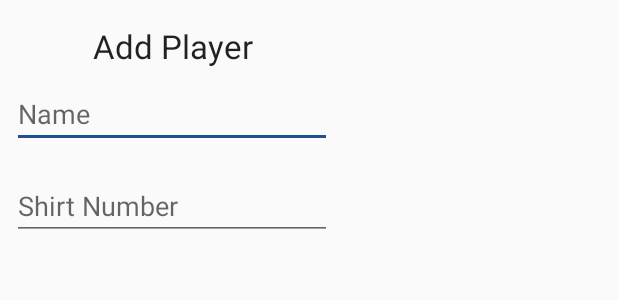
After one commit to dennism1997/VolleyStat, an Android app: the layout addplayer_dialog.xml on its own in the app's theme, with its tools: preview values and no code run, on a phone screen of 412 x 824 dp. The commit adds this screen. Shown: the top 300 px of the screen. Run offline under Robolectric (Android 15) with nearby library versions, the phone set to English and light mode, and no system bars.

Commit message:
added addPlayer dialog with input validation

```diff
--- /dev/null
+++ b/app/src/main/res/layout/addplayer_dialog.xml
@@ -0,0 +1,41 @@
+<?xml version="1.0" encoding="utf-8"?>
+<LinearLayout xmlns:android="http://schemas.android.com/apk/res/android"
+    android:orientation="vertical" android:layout_width="wrap_content"
+    android:layout_height="wrap_content">
+
+    <TextView
+        android:layout_width="match_parent"
+        android:layout_height="wrap_content"
+        android:textAppearance="?android:attr/textAppearanceLarge"
+        android:text="@string/addPlayer"
+        android:gravity="center_horizontal"
+        android:layout_marginTop="16dp"
+        android:layout_marginLeft="8dp"
+        android:layout_marginRight="8dp"
+        android:layout_marginBottom="8dp"/>
+
+    <EditText
+        android:layout_width="match_parent"
+        android:layout_height="wrap_content"
+        android:inputType="textPersonName"
+        android:hint="@string/defaultPlayerName"
+        android:ems="10"
+        android:id="@+id/addPlayerName"
+        android:layout_marginLeft="8dp"
+        android:layout_marginRight="8dp"
+        android:layout_marginBottom="8dp"
+        />
+
+    <EditText
+        android:layout_width="match_parent"
+        android:layout_height="wrap_content"
+        android:inputType="number"
+        android:hint="@string/shirtNumber"
+        android:ems="10"
+        android:id="@+id/addPlayerNumber"
+        android:layout_marginTop="8dp"
+        android:layout_marginLeft="8dp"
+        android:layout_marginRight="8dp"
+        android:layout_marginBottom="16dp"
+        />
+</LinearLayout>
--- a/app/src/main/res/values/colors.xml
+++ b/app/src/main/res/values/colors.xml
@@ -2,10 +2,10 @@
 <resources>
     <color name="colorPrimary">#204f98</color>
     <color name="colorPrimaryDark">#303F9F</color>
-    <color name="colorAccent">#FF4081</color>
+    <color name="colorAccent">#204f98</color>
     <color name="defaultlistview_color">#EEEEEE</color>
     <color name="pressedlistview_color">#e4e4e4</color>
-    <color name="White">#FFFFFF</color>
+    <color name="White">#ffffff</color>
     <color name="Ivory">#FFFFF0</color>
     <color name="LightYellow">#FFFFE0</color>
     <color name="Yellow">#FFFF00</color>
--- a/app/src/main/res/values/strings.xml
+++ b/app/src/main/res/values/strings.xml
@@ -5,4 +5,9 @@
     <string name="new_match">New Match</string>
     <string name="my_team">My Team</string>
     <string name="statistics">Statistics</string>
+    <string name="defaultPlayerName">Name</string>
+    <string name="addPlayer">Add Player</string>
+    <string name="add">Add</string>
+    <string name="cancel">Cancel</string>
+    <string name="shirtNumber">Shirt Number</string>
 </resources>
```
Also changed, not shown: app/src/main/java/Fragments/FragmentAddPlayerDialog.java (added, +88 -0 lines), app/src/main/java/Fragments/FragmentTeam.java (+14 -4 lines).
